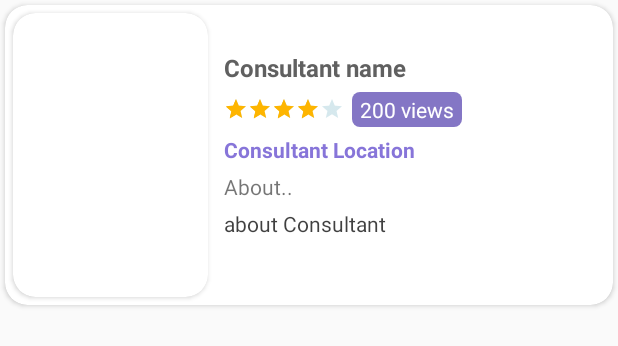
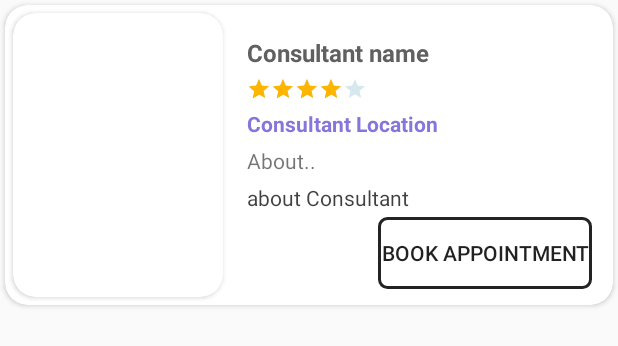
Before and after one commit to kiduyu-klaus/HerbalApp, an Android app: the layout consultant_item.xml on its own in the app's theme, with its tools: preview values and no code run, on a phone screen of 412 x 824 dp. Shown: the top 346 px of the screen. Run offline under Robolectric (Android 15) with nearby library versions, the phone set to English and light mode, and no system bars; network calls fail.

Commit message:
Fixed some bugs

```diff
--- a/app/src/main/java/com/kiduyu/joshuaproject/HerbalApp/Adapters/ConsultantAdapter.java
+++ b/app/src/main/java/com/kiduyu/joshuaproject/HerbalApp/Adapters/ConsultantAdapter.java
@@ -39,9 +39,9 @@ public class ConsultantAdapter extends RecyclerView.Adapter<ConsultantAdapter.My
 
         Glide.with(mcontext).load(Constants.Baseimageurl+consultant.getImage()).into(holder.cover);
         holder.title.setText(consultant.getName());
-        holder.location.setText(consultant.getLocation());
-        holder.phone.setText(consultant.getPhone());
-        holder.date.setText(consultant.getDate());
+        holder.location.setText("Located in: "+consultant.getLocation());
+        holder.phone.setText("Consultant Cell: "+consultant.getPhone());
+        holder.date.setText("Joined our System on: "+consultant.getDate());
 
     }
 
--- a/app/src/main/res/layout/consultant_item.xml
+++ b/app/src/main/res/layout/consultant_item.xml
@@ -13,7 +13,7 @@
 
         <androidx.cardview.widget.CardView
             android:id="@+id/cardView_latestListView_adapter"
-            android:layout_width="130dp"
+            android:layout_width="140dp"
             app:cardCornerRadius="15dp"
             android:layout_height="match_parent"
             android:layout_margin="5dp">
@@ -30,7 +30,8 @@
             android:layout_width="match_parent"
             android:layout_height="wrap_content"
             android:layout_marginStart="5dp"
-            android:layout_marginTop="25dp"
+            android:layout_marginTop="10dp"
+            android:padding="5dp"
             android:layout_marginEnd="5dp"
             android:layout_toEndOf="@+id/cardView_latestListView_adapter"
             android:layout_toRightOf="@+id/cardView_latestListView_adapter"
@@ -69,21 +70,6 @@
                     android:layout_marginLeft="5dp"
                     android:layout_marginRight="5dp"
                     android:background="@drawable/rate_background">
-
-                    <TextView
-                        android:layout_width="wrap_content"
-                        android:layout_height="wrap_content"
-                        android:layout_centerHorizontal="true"
-                        android:layout_centerVertical="true"
-                        android:ellipsize="end"
-                        android:gravity="center"
-                        android:maxLines="1"
-                        android:paddingLeft="5dp"
-                        android:paddingTop="2dp"
-                        android:paddingRight="5dp"
-                        android:paddingBottom="2dp"
-                        android:text="200 views"
-                        android:textColor="@color/textView_rate_latestListView_adapter" />
 
                 </RelativeLayout>
 
@@ -126,6 +112,22 @@
                 android:text="about Consultant"
                 android:textColor="@color/black_alpha_75" />
 
+            <LinearLayout
+                android:layout_width="match_parent"
+                android:layout_height="wrap_content"
+                android:orientation="vertical"
+                android:gravity="right"
+                android:padding="3dp">
+
+                <Button
+                    android:layout_width="wrap_content"
+                    android:background="@drawable/rounded_area"
+                    android:padding="2dp"
+                    android:layout_height="wrap_content"
+                    android:text="Book Appointment"/>
+
+            </LinearLayout>
+
         </LinearLayout>
 
     </RelativeLayout>
--- a/app/src/main/res/values/colors.xml
+++ b/app/src/main/res/values/colors.xml
@@ -52,4 +52,5 @@
     <color name="ratingBarNormal">#60A7BB</color>
     <color name="ratingSelect">#FEB500</color>
     <color name="rating">#1d8612</color>
+    <color name="gray">#c4c4c4</color>
 </resources>
```
Also changed, not shown: app/src/main/AndroidManifest.xml (+13 -6 lines), app/src/main/res/drawable/edit_text_bg.xml (added, +19 -0 lines), app/src/main/res/drawable/search_icon.xml (added, +9 -0 lines), app/src/main/res/layout/consultant_fragment.xml (+16 -0 lines), app/src/main/res/layout/herbs_fragment.xml (+19 -3 lines), app/src/main/res/layout/tips_fragment.xml (+17 -0 lines), app/src/main/res/layout/tip_item.xml (line endings or trailing spaces).
